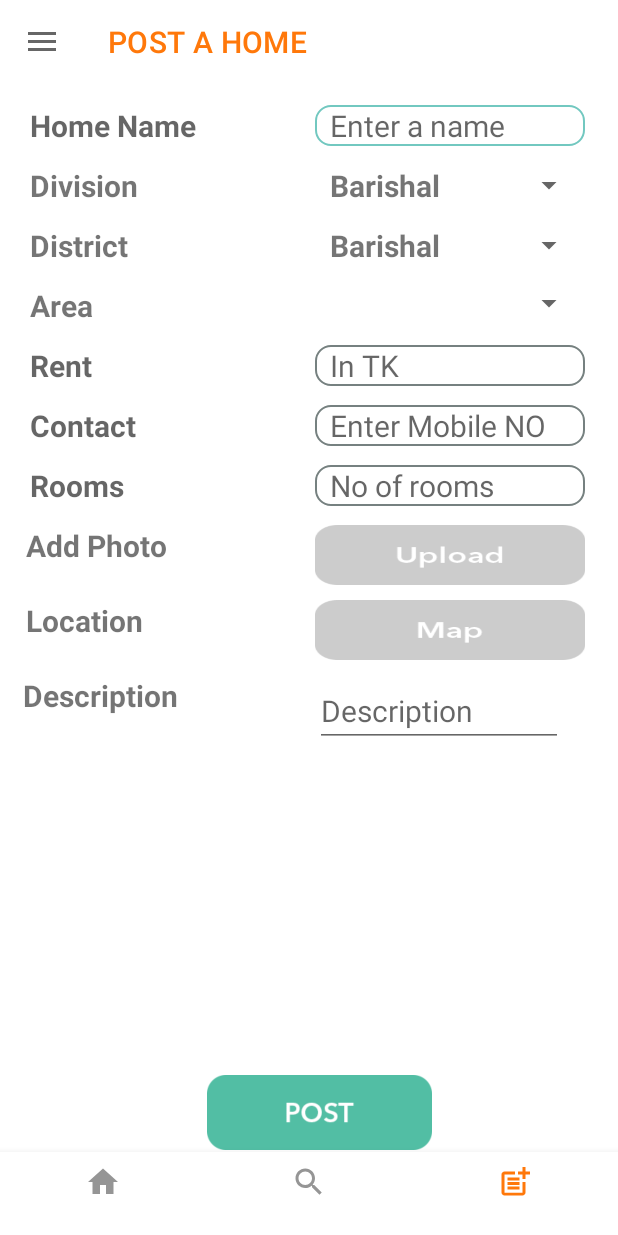
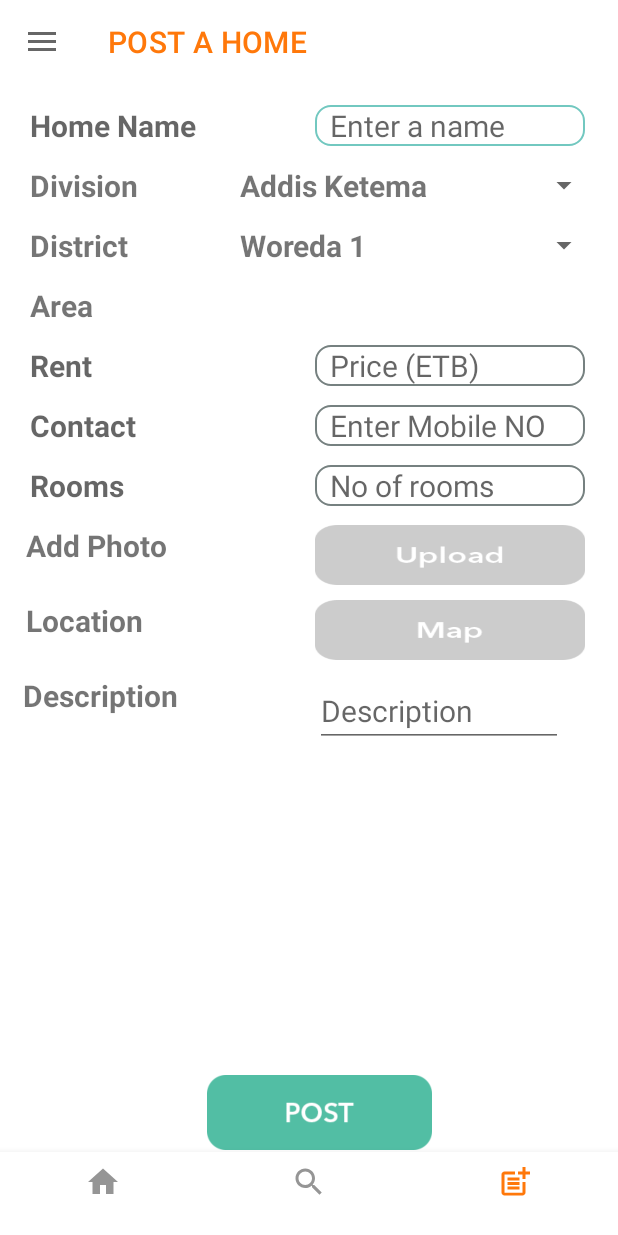
Before and after one commit to temesgen-mulugeta/kiray, an Android app: the PostAHome screen opened directly, with no data from a screen before it, on a phone screen of 412 x 824 dp. Run offline under Robolectric (Android 15) with nearby library versions, the phone set to English and light mode, and no system bars; our stand-ins replace CircleImageView, Firebase (no records; nobody signed in at launch, a user with empty details on screens opened directly), Picasso; libraries missing offline, so code that uses them is left out: com.theartofdev.edmodo; pictures from the network do not load.

Commit message:
refactored some cod

```diff
--- a/app/src/main/java/com/example/kiray/PostAHome.java
+++ b/app/src/main/java/com/example/kiray/PostAHome.java
@@ -52,26 +52,29 @@ import de.hdodenhof.circleimageview.CircleImageView;
 public class PostAHome extends AppCompatActivity {
     FirebaseAuth mAuth;
 
-    String[] DivisionsStringVariable1;
-    String[] SylhetDivisionDistrictStringVariable1;
-    String[] DhakaDivisionDistrictStringVariable1;
-    String[] BarishalDivisionDistrictStringVariable1;
-    String[] MymensinghDivisionDistrictStringVariable1;
-    String[] KhulnaDivisionDistrictStringVariable1;
-    String[] RangpurDivisionDistrictStringVariable1;
-    String[] RajshahiDivisionDistrictStringVariable1;
-    String[] ChittagongDivisionDistrictStringVariable1;
+    String[] SubCityArray;
+    String[] woredaArray;
 
-    String[] DhakaDistrictAreaStringVariable1;
-    String[] GazipurDistrictAreaStringVariable1;
+
+//    String[] DivisionsStringVariable1;
+//    String[] SylhetDivisionDistrictStringVariable1;
+//    String[] DhakaDivisionDistrictStringVariable1;
+//    String[] BarishalDivisionDistrictStringVariable1;
+//    String[] MymensinghDivisionDistrictStringVariable1;
+//    String[] KhulnaDivisionDistrictStringVariable1;
+//    String[] RangpurDivisionDistrictStringVariable1;
+//    String[] RajshahiDivisionDistrictStringVariable1;
+//    String[] ChittagongDivisionDistrictStringVariable1;
+//    String[] DhakaDistrictAreaStringVariable1;
+//    String[] GazipurDistrictAreaStringVariable1;
 
     String[] RentRangeStringVariable1;
     String[] RoomsStringVariable1;
 
-    private Spinner DivisionSpinnerVariable1;
-    private Spinner DistrictSpinnerVariable1;
-    private Spinner AreaSpinnerVariable1;
-private  String local;
+    private Spinner subCitySpinner;
+    private Spinner woredaSpinner;
+  //  private Spinner AreaSpinnerVariable1;
+    private  String local;
     private ImageButton homeImg;
    // SocialAutoCompleteTextView description;
     private EditText description;
@@ -80,7 +83,7 @@ private  String local;
     private Uri ImageUri ;
 
     String SelectDistrict;
-    String nameHome,contactNo,beds,price,localArea,area;
+    String nameHome,contactNo,beds,price,subCity,woreda;
     String saveCurrentDate, saveCurrentTime,descrip;
     private String randomKey;
     NavigationView sidenav;
@@ -217,100 +220,105 @@ private  String local;
 
         });
 
-
-        DivisionsStringVariable1=getResources().getStringArray(R.array.DivisionsString);// ei variable e values er declare kora string recieve korbe
-        DhakaDivisionDistrictStringVariable1=getResources().getStringArray(R.array.DhakaDivisionsDistrictsString);//same
-        SylhetDivisionDistrictStringVariable1=getResources().getStringArray(R.array.SylhetDivisionDistrictString);//same
-        BarishalDivisionDistrictStringVariable1=getResources().getStringArray(R.array.BarishalDivisionsDistrictsString);
-        MymensinghDivisionDistrictStringVariable1=getResources().getStringArray(R.array.MymensinghDivisionsDistrictsString);
-        RajshahiDivisionDistrictStringVariable1=getResources().getStringArray(R.array.RajshahiDivisionsDistrictsString);
-        KhulnaDivisionDistrictStringVariable1=getResources().getStringArray(R.array.KhulnaDivisionsDistrictsString);
-        RangpurDivisionDistrictStringVariable1=getResources().getStringArray(R.array.RangpurDivisionsDistrictsString);
-        ChittagongDivisionDistrictStringVariable1=getResources().getStringArray(R.array.ChittagongDivisionsDistrictsString);
+        SubCityArray=getResources().getStringArray(R.array.SubCityString);
+        woredaArray=getResources().getStringArray(R.array.WoredaString);
+//        DivisionsStringVariable1=getResources().getStringArray(R.array.DivisionsString);// ei variable e values er declare kora string recieve korbe
+//        DhakaDivisionDistrictStringVariable1=getResources().getStringArray(R.array.DhakaDivisionsDistrictsString);//same
+//        SylhetDivisionDistrictStringVariable1=getResources().getStringArray(R.array.SylhetDivisionDistrictString);//same
+//        BarishalDivisionDistrictStringVariable1=getResources().getStringArray(R.array.BarishalDivisionsDistrictsString);
+//        MymensinghDivisionDistrictStringVariable1=getResources().getStringArray(R.array.MymensinghDivisionsDistrictsString);
+//        RajshahiDivisionDistrictStringVariable1=getResources().getStringArray(R.array.RajshahiDivisionsDistrictsString);
+//        KhulnaDivisionDistrictStringVariable1=getResources().getStringArray(R.array.KhulnaDivisionsDistrictsString);
+//        RangpurDivisionDistrictStringVariable1=getResources().getStringArray(R.array.RangpurDivisionsDistrictsString);
+//        ChittagongDivisionDistrictStringVariable1=getResources().getStringArray(R.array.ChittagongDivisionsDistrictsString);
 
         RentRangeStringVariable1=getResources().getStringArray(R.array.Rent);
         RoomsStringVariable1=getResources().getStringArray(R.array.Room);
 
-        DhakaDistrictAreaStringVariable1=getResources().getStringArray(R.array.dhakaDisArea);
-        GazipurDistrictAreaStringVariable1=getResources().getStringArray(R.array.gazipurDisArea);
+//        DhakaDistrictAreaStringVariable1=getResources().getStringArray(R.array.dhakaDisArea);
+//        GazipurDistrictAreaStringVariable1=getResources().getStringArray(R.array.gazipurDisArea);
 
-        DivisionSpinnerVariable1=(Spinner) findViewById(R.id.spinnerDivison1); // divison spinner jeta activity_search.xml e ase oita ke variable e set korbe
-        DistrictSpinnerVariable1=(Spinner) findViewById(R.id.spinnerDistrict1);//same
-        AreaSpinnerVariable1=(Spinner)findViewById(R.id.spinnerArea1);
+        subCitySpinner =(Spinner) findViewById(R.id.spinnerSubCity); // divison spinner jeta activity_search.xml e ase oita ke variable e set korbe
+        woredaSpinner =(Spinner) findViewById(R.id.spinnerWoreda);//same
+        //AreaSpinnerVariable1=(Spinner)findViewById(R.id.spinnerArea1);
 
-        ArrayAdapter<String> DivisionAdapter1 = new ArrayAdapter<String>(this, R.layout.spinnerdisplay1, R.id.spinnerDisplay1, DivisionsStringVariable1);// ei adapter division er nam gula ke spinner display layout er maddome adapter e set korbe
-        ArrayAdapter<String> SylhetDivisionAdapter1= new ArrayAdapter<String>(this, R.layout.spinnerdisplay1, R.id.spinnerDisplay1, SylhetDivisionDistrictStringVariable1);//same
-        ArrayAdapter<String> DhakaDivisionAdapter1 = new ArrayAdapter<String>(this, R.layout.spinnerdisplay1, R.id.spinnerDisplay1, DhakaDivisionDistrictStringVariable1);//same
-        ArrayAdapter<String> BarishalDivisionAdapter1 = new ArrayAdapter<String>(this, R.layout.spinnerdisplay1, R.id.spinnerDisplay1, BarishalDivisionDistrictStringVariable1);//same
-        ArrayAdapter<String> MymensinghDivisionAdapter1 = new ArrayAdapter<String>(this, R.layout.spinnerdisplay1, R.id.spinnerDisplay1, MymensinghDivisionDistrictStringVariable1);//same
-        ArrayAdapter<String> KhulnaDivisionAdapter1 = new ArrayAdapter<String>(this, R.layout.spinnerdisplay1, R.id.spinnerDisplay1, KhulnaDivisionDistrictStringVariable1);//same
-        ArrayAdapter<String> RajshahiDivisionAdapter1 = new ArrayAdapter<String>(this, R.layout.spinnerdisplay1, R.id.spinnerDisplay1, RajshahiDivisionDistrictStringVariable1);//same
-        ArrayAdapter<String> RangpurDivisionAdapter1 = new ArrayAdapter<String>(this, R.layout.spinnerdisplay1, R.id.spinnerDisplay1, RangpurDivisionDistrictStringVariable1);//same
-        ArrayAdapter<String> ChittagongDivisionAdapter1 = new ArrayAdapter<String>(this, R.layout.spinnerdisplay1, R.id.spinnerDisplay1, ChittagongDivisionDistrictStringVariable1);//same
+        ArrayAdapter<String> SubCityAdapter = new ArrayAdapter<String>(this, R.layout.spinnerdisplay1, R.id.spinnerDisplay1, SubCityArray);
+        ArrayAdapter<String> WoredaAdapter = new ArrayAdapter<String>(this, R.layout.spinnerdisplay1, R.id.spinnerDisplay1, woredaArray);
+//        ArrayAdapter<String> DivisionAdapter1 = new ArrayAdapter<String>(this, R.layout.spinnerdisplay1, R.id.spinnerDisplay1, DivisionsStringVariable1);// ei adapter division er nam gula ke spinner display layout er maddome adapter e set korbe
+//        ArrayAdapter<String> SylhetDivisionAdapter1= new ArrayAdapter<String>(this, R.layout.spinnerdisplay1, R.id.spinnerDisplay1, SylhetDivisionDistrictStringVariable1);//same
+//        ArrayAdapter<String> DhakaDivisionAdapter1 = new ArrayAdapter<String>(this, R.layout.spinnerdisplay1, R.id.spinnerDisplay1, DhakaDivisionDistrictStringVariable1);//same
+//        ArrayAdapter<String> BarishalDivisionAdapter1 = new ArrayAdapter<String>(this, R.layout.spinnerdisplay1, R.id.spinnerDisplay1, BarishalDivisionDistrictStringVariable1);//same
+//        ArrayAdapter<String> MymensinghDivisionAdapter1 = new ArrayAdapter<String>(this, R.layout.spinnerdisplay1, R.id.spinnerDisplay1, MymensinghDivisionDistrictStringVariable1);//same
+//        ArrayAdapter<String> KhulnaDivisionAdapter1 = new ArrayAdapter<String>(this, R.layout.spinnerdisplay1, R.id.spinnerDisplay1, KhulnaDivisionDistrictStringVariable1);//same
+//        ArrayAdapter<String> RajshahiDivisionAdapter1 = new ArrayAdapter<String>(this, R.layout.spinnerdisplay1, R.id.spinnerDisplay1, RajshahiDivisionDistrictStringVariable1);//same
+//        ArrayAdapter<String> RangpurDivisionAdapter1 = new ArrayAdapter<String>(this, R.layout.spinnerdisplay1, R.id.spinnerDisplay1, RangpurDivisionDistrictStringVariable1);//same
+//        ArrayAdapter<String> ChittagongDivisionAdapter1 = new ArrayAdapter<String>(this, R.layout.spinnerdisplay1, R.id.spinnerDisplay1, ChittagongDivisionDistrictStringVariable1);//same
 
 
-        ArrayAdapter<String> DhakaDistrictAreaAdapter = new ArrayAdapter<String>(this, R.layout.spinnerdisplay1, R.id.spinnerDisplay1, DhakaDistrictAreaStringVariable1);//same
-        ArrayAdapter<String> GazipurDistrictAreaAdapter = new ArrayAdapter<String>(this, R.layout.spinnerdisplay1, R.id.spinnerDisplay1, GazipurDistrictAreaStringVariable1);//same
+//        ArrayAdapter<String> DhakaDistrictAreaAdapter = new ArrayAdapter<String>(this, R.layout.spinnerdisplay1, R.id.spinnerDisplay1, DhakaDistrictAreaStringVariable1);//same
+//        ArrayAdapter<String> GazipurDistrictAreaAdapter = new ArrayAdapter<String>(this, R.layout.spinnerdisplay1, R.id.spinnerDisplay1, GazipurDistrictAreaStringVariable1);//same
 
-        DivisionSpinnerVariable1.setAdapter(DivisionAdapter1);// set kora divison gulu spinner e show korbe
+        subCitySpinner.setAdapter(SubCityAdapter);// set kora divison gulu spinner e show korbe
+        woredaSpinner.setAdapter(WoredaAdapter);
 
-        DivisionSpinnerVariable1.setOnItemSelectedListener(new AdapterView.OnItemSelectedListener() {
+        subCitySpinner.setOnItemSelectedListener(new AdapterView.OnItemSelectedListener() {
             @Override
             public void onItemSelected(AdapterView<?> parent, View view, int position, long id) {
-                if(position==2)
-                {
-                    DistrictSpinnerVariable1.setAdapter(DhakaDivisionAdapter1);
-                    DistrictSpinnerVariable1.setOnItemSelectedListener(new AdapterView.OnItemSelectedListener() {
-                        @Override
-                        public void onItemSelected(AdapterView<?> parent, View view, int position, long id) {
-                            if(position==0) {
-                                AreaSpinnerVariable1.setAdapter(DhakaDistrictAreaAdapter);
-                                local = "";
-                                local= AreaSpinnerVariable1.getSelectedItem().toString();
-                            }
-                            if(position==1) {
-                                AreaSpinnerVariable1.setAdapter(GazipurDistrictAreaAdapter);
-                                local="";
-                                local= AreaSpinnerVariable1.getSelectedItem().toString();
 
-                            }
-
-                        }
-
-                        @Override
-                        public void onNothingSelected(AdapterView<?> parent) {
-
-                        }
-                    });
-                }
-                if(position==7)
-                {
-                    DistrictSpinnerVariable1.setAdapter(SylhetDivisionAdapter1);
-                }
-                if(position==0)
-                {
-                    DistrictSpinnerVariable1.setAdapter(BarishalDivisionAdapter1);
-                }
-                if(position==1)
-                {
-                    DistrictSpinnerVariable1.setAdapter(ChittagongDivisionAdapter1);
-                }
-                if(position==3)
-                {
-                    DistrictSpinnerVariable1.setAdapter(KhulnaDivisionAdapter1);
-                }
-                if(position==4)
-                {
-                    DistrictSpinnerVariable1.setAdapter(MymensinghDivisionAdapter1);
-                }
-                if(position==5)
-                {
-                    DistrictSpinnerVariable1.setAdapter(RajshahiDivisionAdapter1);
-                }
-                if(position==6)
-                {
-                    DistrictSpinnerVariable1.setAdapter(RangpurDivisionAdapter1);
-                }
+//                if(position==2)
+//                {
+//                    DistrictSpinnerVariable1.setAdapter(DhakaDivisionAdapter1);
+//                    DistrictSpinnerVariable1.setOnItemSelectedListener(new AdapterView.OnItemSelectedListener() {
+//                        @Override
+//                        public void onItemSelected(AdapterView<?> parent, View view, int position, long id) {
+//                            if(position==0) {
+//                                AreaSpinnerVariable1.setAdapter(DhakaDistrictAreaAdapter);
+//                                local = "";
+//                                local= AreaSpinnerVariable1.getSelectedItem().toString();
+//                            }
+//                            if(position==1) {
+//                                AreaSpinnerVariable1.setAdapter(GazipurDistrictAreaAdapter);
+//                                local="";
+//                                local= AreaSpinnerVariable1.getSelectedItem().toString();
+//
+//                            }
+//
+//                        }
+//
+//                        @Override
+//                        public void onNothingSelected(AdapterView<?> parent) {
+//
+//                        }
+//                    });
+//                }
+//                if(position==7)
+//                {
+//                    DistrictSpinnerVariable1.setAdapter(SylhetDivisionAdapter1);
+//                }
+//                if(position==0)
+//                {
+//                    DistrictSpinnerVariable1.setAdapter(BarishalDivisionAdapter1);
+//                }
+//                if(position==1)
+//                {
+//                    DistrictSpinnerVariable1.setAdapter(ChittagongDivisionAdapter1);
+//                }
+//                if(position==3)
+//                {
+//                    DistrictSpinnerVariable1.setAdapter(KhulnaDivisionAdapter1);
+//                }
+//                if(position==4)
+//                {
+//                    DistrictSpinnerVariable1.setAdapter(MymensinghDivisionAdapter1);
+//                }
+//                if(position==5)
+//                {
+//                    DistrictSpinnerVariable1.setAdapter(RajshahiDivisionAdapter1);
+//                }
+//                if(position==6)
+//                {
+//                    DistrictSpinnerVariable1.setAdapter(RangpurDivisionAdapter1);
+//                }
             }
 
             @Override
@@ -407,7 +415,9 @@ private  String local;
         contactNo= phoNo.getText().toString();
         beds= room.getText().toString();
         price=rent.getText().toString();
-        localArea= local;
+       // localArea= local;
+        subCity= subCitySpinner.getSelectedItem().toString();
+        woreda = woredaSpinner.getSelectedItem().toString();
 
         // localArea= subArea.getText().toString();
         descrip= description.getText().toString();
@@ -506,7 +516,8 @@ private  String local;
         map.put("homeName",nameHome);
         map.put("contactNo", contactNo);
         map.put("room",beds);
-        map.put("localArea",localArea);
+        map.put("subCity",subCity);
+        map.put("woreda",woreda);
         map.put("rentCost",price);
         map.put("description",descrip);
 
--- a/app/src/main/res/layout/activity_post_a_home.xml
+++ b/app/src/main/res/layout/activity_post_a_home.xml
@@ -65,34 +65,34 @@
             android:textStyle="bold" />
 
         <Spinner
-            android:id="@+id/spinnerDivison1"
-            android:layout_width="180dp"
+            android:id="@+id/spinnerSubCity"
+            android:layout_width="250dp"
             android:layout_height="wrap_content"
             android:layout_alignParentStart="true"
             android:layout_alignParentTop="true"
-            android:layout_marginStart="210dp"
+            android:layout_marginStart="150dp"
             android:layout_marginTop="110dp"
             android:paddingLeft="10dp"/>
 
         <Spinner
-            android:id="@+id/spinnerDistrict1"
-            android:layout_width="180dp"
+            android:id="@+id/spinnerWoreda"
+            android:layout_width="250dp"
             android:layout_height="wrap_content"
             android:layout_alignParentStart="true"
             android:layout_alignParentTop="true"
-            android:layout_marginStart="210dp"
+            android:layout_marginStart="150dp"
             android:layout_marginTop="150dp"
             android:paddingLeft="10dp"/>
 
-        <Spinner
-            android:id="@+id/spinnerArea1"
-            android:layout_width="180dp"
-            android:layout_height="wrap_content"
-            android:layout_alignParentStart="true"
-            android:layout_alignParentTop="true"
-            android:layout_marginStart="210dp"
-            android:layout_marginTop="190dp"
-            android:paddingLeft="10dp"/>
+<!--        <Spinner-->
+<!--            android:id="@+id/spinnerArea1"-->
+<!--            android:layout_width="180dp"-->
+<!--            android:layout_height="wrap_content"-->
+<!--            android:layout_alignParentStart="true"-->
+<!--            android:layout_alignParentTop="true"-->
+<!--            android:layout_marginStart="210dp"-->
+<!--            android:layout_marginTop="190dp"-->
+<!--            android:paddingLeft="10dp"/>-->
 
 
         <TextView
@@ -104,6 +104,7 @@
             android:layout_marginStart="20dp"
             android:layout_marginTop="230dp"
             android:hint="Rent"
+
             android:textSize="20sp"
             android:textStyle="bold" />
 
@@ -122,6 +123,7 @@
         <EditText
             android:id="@+id/homeName"
             android:layout_width="180dp"
+
             android:layout_height="wrap_content"
             android:layout_alignParentStart="true"
             android:layout_alignParentTop="true"
@@ -143,7 +145,7 @@
 
             android:layout_marginTop="230dp"
             android:background="@drawable/custom_input"
-            android:hint="In TK"
+            android:hint="Price (ETB)"
             android:textSize="20dp" />
 
         <EditText
@@ -294,6 +296,7 @@
     </RelativeLayout>
     <com.google.android.material.navigation.NavigationView
         android:layout_width="wrap_content"
+        android:visibility="gone"
         android:layout_height="match_parent"
         android:id="@+id/sidenavmenu"
         app:menu="@menu/side_navigation"
--- a/app/src/main/res/values/strings.xml
+++ b/app/src/main/res/values/strings.xml
@@ -7,6 +7,35 @@
     <string name="close">Close</string>
     <string name="app_token">pk.eyJ1IjoiYXlzaGFnYXppIiwiYSI6ImNrZXkxNXJxeDAwdXoyd28wNWpybmw1MDcifQ.cJYjWM_xg-wwPvpJEtAR5w</string>
 
+    <string-array name="SubCityString">
+
+        <item>Addis Ketema</item>
+        <item>Akaky Kaliti[</item>
+        <item>Arada</item>
+        <item>Bole</item>
+        <item>Gullele</item>
+        <item>Kirkos</item>
+        <item>Kolfe Keranio</item>
+        <item>Lideta</item>
+        <item>Nifas Silk-Lafto</item>
+        <item>Yeka</item>
+
+    </string-array>
+
+    <string-array name="WoredaString">
+
+        <item>Woreda 1</item>
+        <item>Woreda 2</item>
+        <item>Woreda 3</item>
+        <item>Woreda 4</item>
+        <item>Woreda 5</item>
+        <item>Woreda 6</item>
+        <item>Woreda 7</item>
+        <item>Woreda 8</item>
+        <item>Woreda 9</item>
+        <item>Woreda 10</item>
+
+    </string-array>
 
     <string-array name="DivisionsString">
 
@@ -129,12 +158,12 @@
     </string-array>
 
     <string-array name="Rent">
-        <item>5000-10000</item>
-        <item>11000-15000</item>
-        <item>16000-20000</item>
-        <item>21000-25000</item>
-        <item>26000-30000</item>
-        <item>31000=35000</item>
+        <item>5000-10000 ETB</item>
+        <item>11000-15000 ETB</item>
+        <item>16000-20000 ETB</item>
+        <item>21000-25000 ETB</item>
+        <item>26000-30000 ETB</item>
+        <item>31000=35000 ETB</item>
     </string-array>
 
     <string-array name="Room">
```
Also changed, not shown: app/src/main/java/com/example/kiray/Home.java (added, +104 -0 lines).
